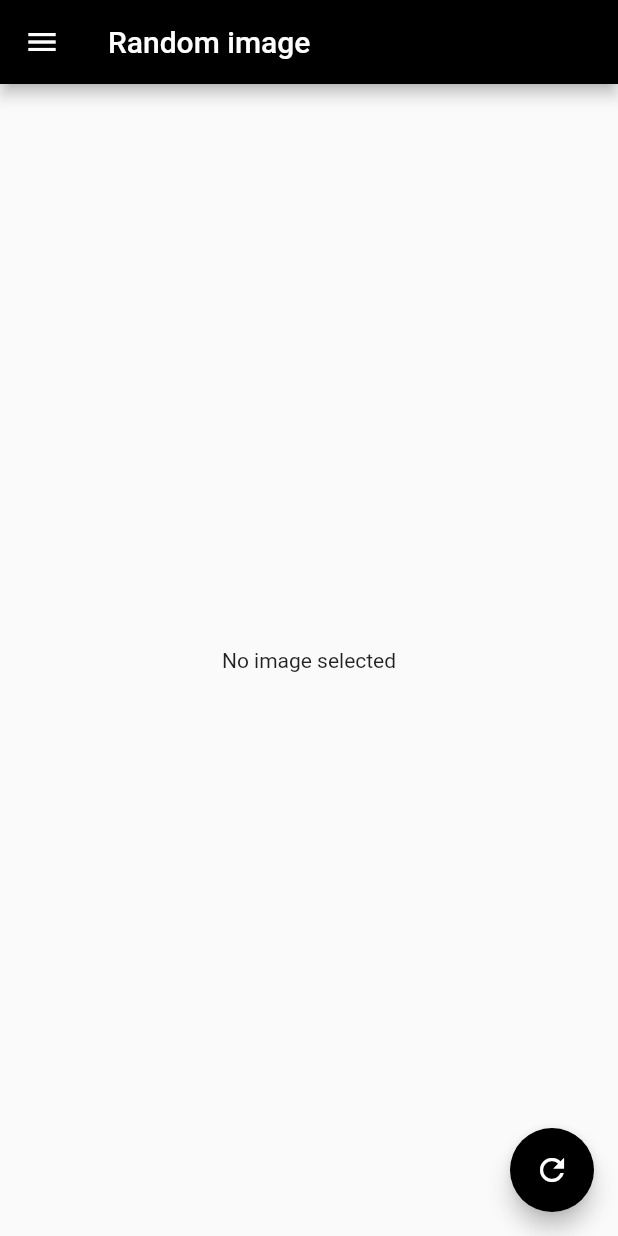
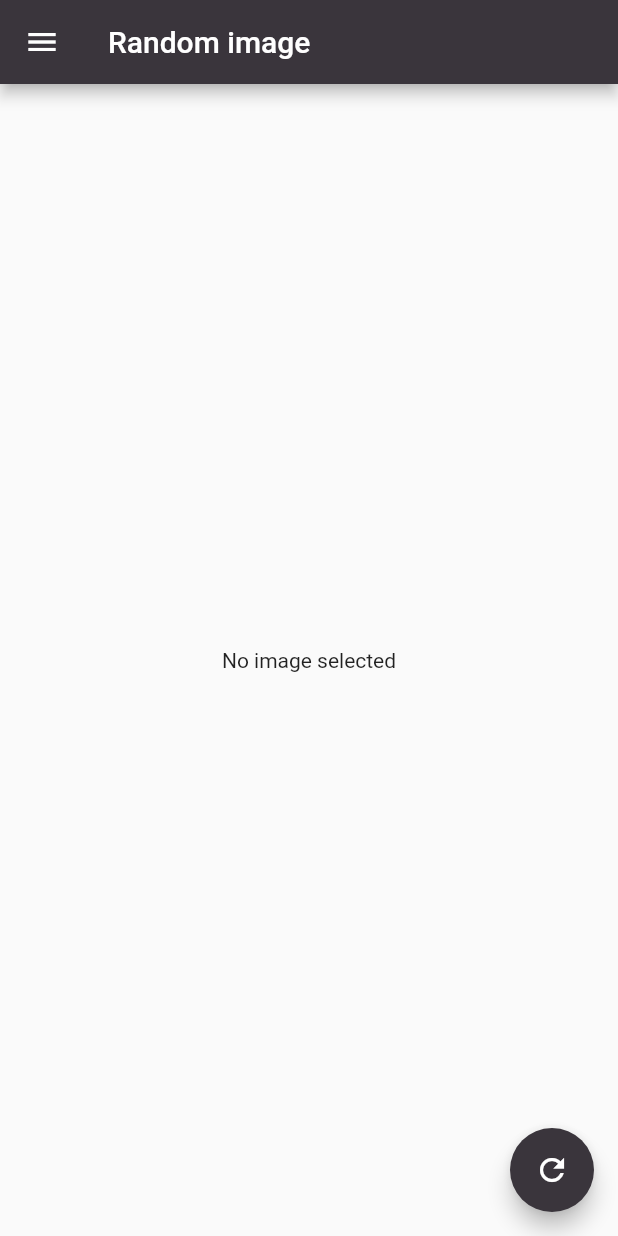
Before and after one commit to MattisBrizard/responsive_app, a Flutter app: the screen it shows after launch, on a phone screen of 412 x 824 dp. Run offline on Flutter 3.47's test engine with Material 2 defaults, Android fonts, the light colour scheme and no system bars; our stand-ins replace bloc, equatable, flutter_bloc.

Commit message:
added AppColors

```diff
--- /dev/null
+++ b/lib/common/colors.dart
@@ -0,0 +1,7 @@
+import 'package:flutter/material.dart';
+
+abstract class AppColors {
+  AppColors._();
+  static const Color mainColor = Color(0XFF3A353C);
+  // static const Color red = Color(0XFFED5C56);
+}
--- a/lib/modules/images/images_page.dart
+++ b/lib/modules/images/images_page.dart
@@ -1,6 +1,7 @@
 import 'package:flutter/material.dart';
 import 'package:flutter_bloc/flutter_bloc.dart';
 import 'package:responsive_app/common/base_widget.dart';
+import 'package:responsive_app/common/colors.dart';
 import 'package:responsive_app/models/device_screen_type.dart';
 import 'package:responsive_app/models/random_image.dart';
 import 'package:responsive_app/modules/images/images_bloc.dart';
@@ -35,7 +36,7 @@ class _ImagesPageState extends State<ImagesPage> {
         return Scaffold(
           appBar: AppBar(
             title: const Text('Random image'),
-            backgroundColor: Colors.black,
+            backgroundColor: AppColors.mainColor,
           ),
           drawer: !isDesktop
               ? Drawer(
@@ -66,7 +67,7 @@ class _ImagesPageState extends State<ImagesPage> {
             onPressed: () => BlocProvider.of<ImagesBloc>(context).add(
               FetchImages(),
             ),
-            backgroundColor: Colors.black,
+            backgroundColor: AppColors.mainColor,
           ),
         );
       },
```
